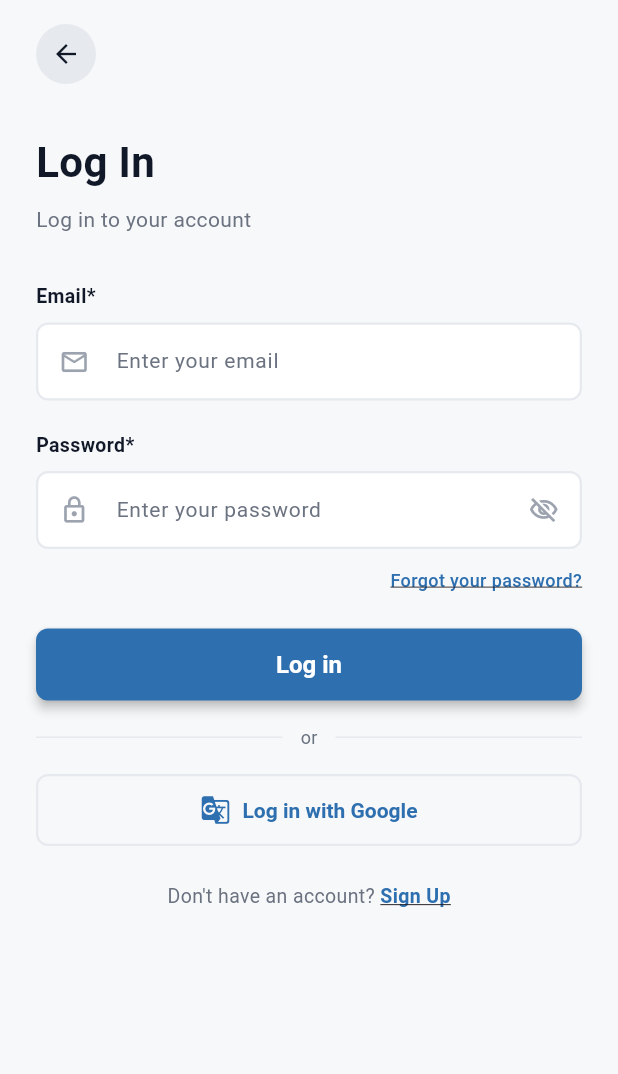
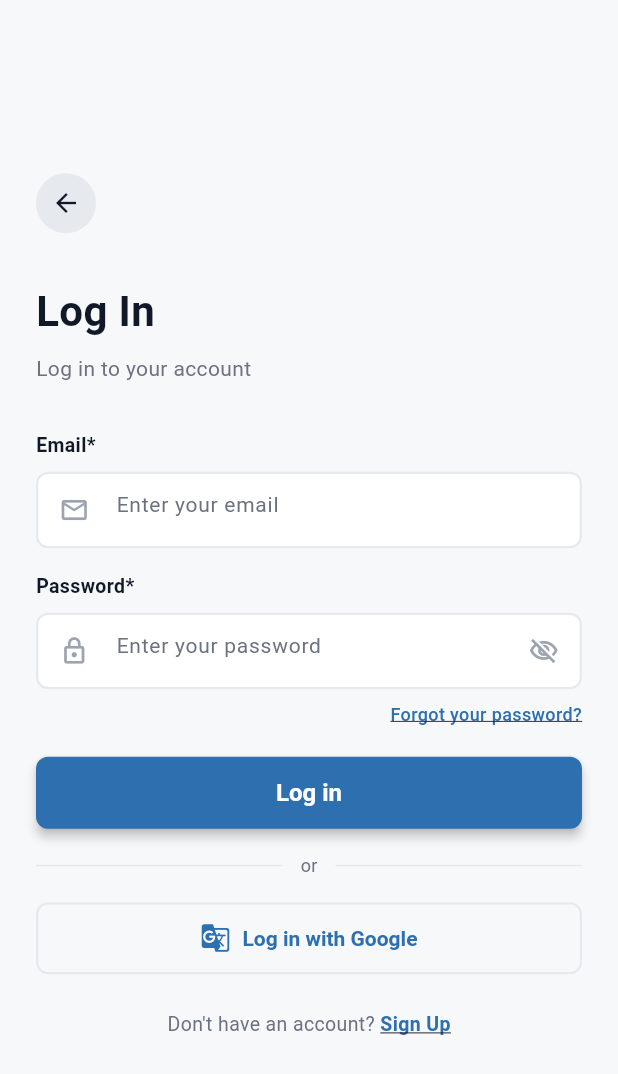
Before and after one commit to manhun03/Booking, a Flutter app: the screen it shows after launch, on a phone screen of 412 x 824 dp. Shown: the top 1074 px of the screen. Run offline on Flutter 3.47's test engine with Material 3 defaults, Android fonts, the phone set to English and light mode, and no system bars.

Commit message:
sua lai login

```diff
--- a/frontend/lib/screens/login_screen.dart
+++ b/frontend/lib/screens/login_screen.dart
@@ -67,6 +67,9 @@ class _LoginScreenState extends State<LoginScreen> {
         width: double.infinity,
         height: double.infinity,
         color: AppColors.colorBg,
+        child: Center(
+          child: ConstrainedBox(
+            constraints: const BoxConstraints(maxWidth: 450),
             child: SingleChildScrollView(
               child: Padding(
                 padding: const EdgeInsets.symmetric(horizontal: 24.0),
@@ -121,7 +124,7 @@ class _LoginScreenState extends State<LoginScreen> {
                       controller: _emailController,
                       keyboardType: TextInputType.emailAddress,
                     ),
-                const SizedBox(height: 20),
+                    const SizedBox(height: 16),
 
                     // Password Field
                     CustomTextField(
@@ -133,7 +136,7 @@ class _LoginScreenState extends State<LoginScreen> {
                       obscureText: _obscurePassword,
                       onTogglePassword: _togglePasswordVisibility,
                     ),
-                const SizedBox(height: 12),
+                    const SizedBox(height: 8),
 
                     // Forgot Password Link
                     Align(
@@ -151,7 +154,7 @@ class _LoginScreenState extends State<LoginScreen> {
                         ),
                       ),
                     ),
-                const SizedBox(height: 24),
+                    const SizedBox(height: 20),
 
                     // Login Button
                     SizedBox(
@@ -277,6 +280,8 @@ class _LoginScreenState extends State<LoginScreen> {
               ),
             ),
           ),
+        ),
+      ),
     );
   }
 }
--- a/frontend/lib/screens/widgets/custom_text_field.dart
+++ b/frontend/lib/screens/widgets/custom_text_field.dart
@@ -108,7 +108,7 @@ class _CustomTextFieldState extends State<CustomTextField> {
               border: InputBorder.none,
               contentPadding: const EdgeInsets.symmetric(
                 horizontal: 12,
-                vertical: 14,
+                vertical: 10,
               ),
             ),
           ),
--- a/frontend/pubspec.yaml
+++ b/frontend/pubspec.yaml
@@ -1,5 +1,5 @@
 name: hhbn_booking_app
-description: A hotel room booking management system app.
+description: A hotel room booking management system
 publish_to: 'none'
 version: 1.0.0+1
 
```
Lines whose indentation alone changed are shown as unchanged.
